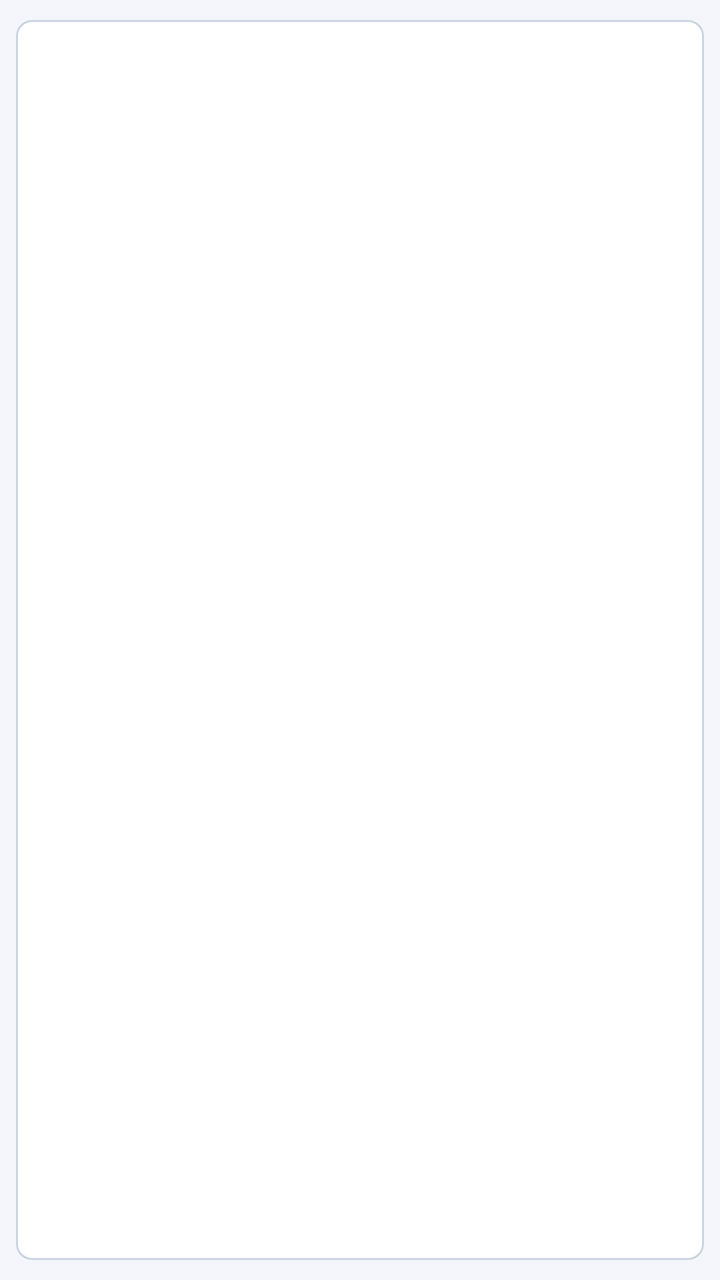
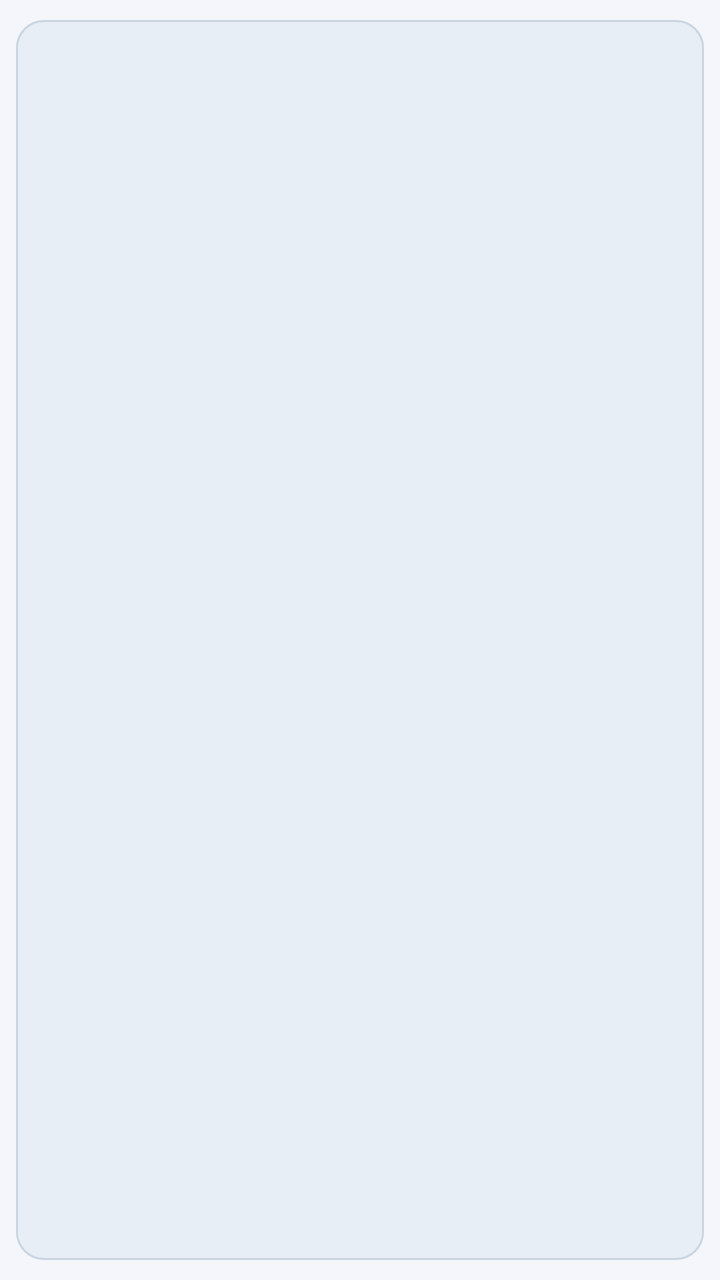

Screens rendered from an Android XML layout before and after an edit, with the pre-edit source and the edit as a unified diff.
<!-- AndroidManifest.xml: application theme Theme.NexaChat -->
<!-- res/layout/item_summary_citation.xml -->
<?xml version="1.0" encoding="utf-8"?>
<com.google.android.material.chip.Chip xmlns:android="http://schemas.android.com/apk/res/android"
    xmlns:app="http://schemas.android.com/apk/res-auto"
    android:id="@+id/citationChip"
    style="@style/Widget.Material3.Chip.Assist"
    android:layout_width="wrap_content"
    android:layout_height="wrap_content"
    android:layout_marginEnd="@dimen/space_xs"
    android:layout_marginBottom="@dimen/space_xs"
    android:checkable="false"
    app:chipMinHeight="28dp" />
<!-- resources referenced by this layout -->
<resources>
  <dimen name="space_xs">4dp</dimen>
  <style name="Theme.NexaChat" parent="Theme.NexaChat.Views" />
  <color name="colorPrimary">@color/brand_indigo</color>
  <color name="colorOnPrimary">#FFFFFFFF</color>
  <color name="colorPrimaryContainer">@color/brand_indigo_container</color>
  <color name="colorOnPrimaryContainer">@color/brand_on_indigo_container</color>
  <color name="colorSecondary">@color/slate_secondary</color>
  <color name="colorOnSecondary">#FFFFFFFF</color>
  <color name="colorSecondaryContainer">@color/slate_secondary_container</color>
  <color name="colorOnSecondaryContainer">@color/slate_on_secondary_container</color>
  <color name="colorTertiary">@color/tertiary_sky</color>
  <color name="colorOnTertiary">#FFFFFFFF</color>
  <color name="colorTertiaryContainer">@color/tertiary_sky_container</color>
  <color name="colorOnTertiaryContainer">@color/tertiary_on_sky_container</color>
  <color name="colorError">@color/error_red</color>
  <color name="colorOnError">#FFFFFFFF</color>
  <color name="colorErrorContainer">@color/error_container_light</color>
  <color name="colorOnErrorContainer">@color/on_error_container_light</color>
  <color name="colorBackground">@color/background_light</color>
  <color name="colorOnBackground">@color/text_primary_light</color>
  <color name="colorSurface">@color/surface_light</color>
  <color name="colorOnSurface">@color/text_primary_light</color>
  <color name="colorSurfaceVariant">@color/surface_variant_light</color>
  <color name="surface_container_low_light">#FFFFFFFF</color>
  <color name="surface_container_light">#FFF1F5F9</color>
  <color name="surface_container_high_light">#FFE8EEF5</color>
  <color name="colorOnSurfaceVariant">@color/text_secondary_light</color>
  <color name="colorOutline">@color/slate_border</color>
  <color name="colorOutlineVariant">@color/slate_divider</color>
  <style name="TextAppearance.NexaChat.TitleLarge" parent="TextAppearance.Material3.TitleLarge" />
  <style name="TextAppearance.NexaChat.TitleMedium" parent="TextAppearance.Material3.TitleMedium" />
  <style name="TextAppearance.NexaChat.TitleSmall" parent="TextAppearance.Material3.TitleSmall" />
  <style name="TextAppearance.NexaChat.BodyLarge" parent="TextAppearance.Material3.BodyLarge" />
  <style name="TextAppearance.NexaChat.BodyMedium" parent="TextAppearance.Material3.BodyMedium" />
  <style name="TextAppearance.NexaChat.BodySmall" parent="TextAppearance.Material3.BodySmall" />
  <style name="TextAppearance.NexaChat.LabelLarge" parent="TextAppearance.Material3.LabelLarge" />
  <style name="TextAppearance.NexaChat.LabelMedium" parent="TextAppearance.Material3.LabelMedium" />
  <style name="TextAppearance.NexaChat.LabelSmall" parent="TextAppearance.Material3.LabelSmall" />
  <color name="brand_indigo">#FF4F46E5</color>
  <color name="brand_indigo_container">#FFE0E7FF</color>
  <color name="brand_on_indigo_container">#FF1E1B4B</color>
  <color name="slate_secondary">#FF505F76</color>
  <color name="slate_secondary_container">#FFD0E1FB</color>
  <color name="slate_on_secondary_container">#FF1D283A</color>
  <color name="tertiary_sky">#FF0EA5E9</color>
  <color name="tertiary_sky_container">#FFBAE6FD</color>
  <color name="tertiary_on_sky_container">#FF0369A1</color>
  <color name="error_red">#FFBA1A1A</color>
  <color name="error_container_light">#FFFFDAD6</color>
  <color name="on_error_container_light">#FF93000A</color>
  <color name="background_light">#FFF4F6FB</color>
  <color name="text_primary_light">#FF0F172A</color>
  <color name="surface_light">#FFFFFFFF</color>
  <color name="surface_variant_light">#FFE8EEF5</color>
  <color name="text_secondary_light">#FF64748B</color>
  <color name="slate_border">#FFCBD5E1</color>
  <color name="slate_divider">#FFE2E8F0</color>
  <dimen name="min_touch_target">48dp</dimen>
  <dimen name="corner_sm">8dp</dimen>
  <dimen name="corner_md">12dp</dimen>
  <dimen name="corner_lg">16dp</dimen>
  <!-- unchanged entries left out for length: 8 -->
</resources>

<!-- the commit's change to res/layout/item_summary_citation.xml (unified diff, before → after) -->
@@ -8,4 +8,7 @@
     android:layout_marginEnd="@dimen/space_xs"
     android:layout_marginBottom="@dimen/space_xs"
     android:checkable="false"
+    android:textColor="?attr/colorPrimary"
+    app:chipBackgroundColor="?attr/colorSurfaceVariant"
+    app:chipCornerRadius="14dp"
     app:chipMinHeight="28dp" />
